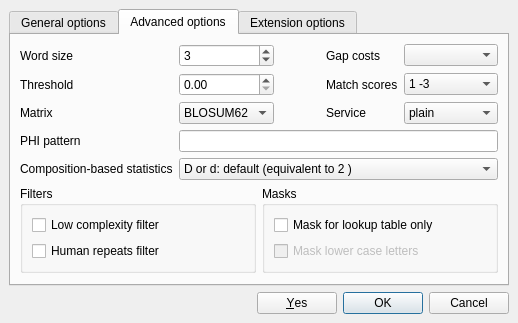
Above: src/plugins/external_tool_support/src/utils/BlastAllSupportDialog.ui from violethaze74/ugene before the change. Below: the same form after it.
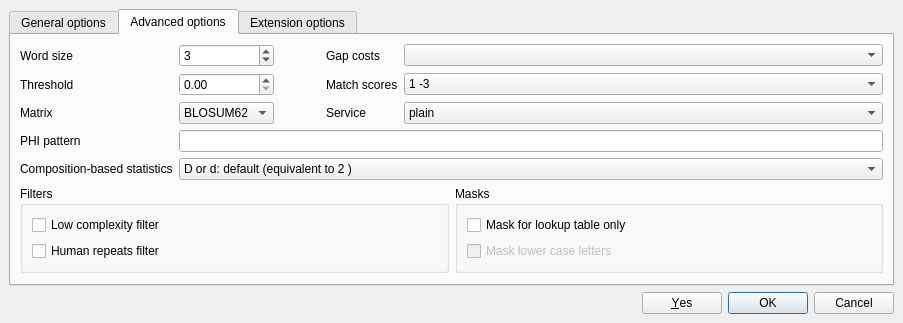
That is the form after the change. The open tabs and pages were chosen to show the change.

What changed in the file:
```diff
--- a/src/plugins/external_tool_support/src/utils/BlastAllSupportDialog.ui
+++ b/src/plugins/external_tool_support/src/utils/BlastAllSupportDialog.ui
@@ -6,8 +6,8 @@
    <rect>
     <x>0</x>
     <y>0</y>
-    <width>1110</width>
-    <height>363</height>
+    <width>1169</width>
+    <height>373</height>
    </rect>
   </property>
   <property name="sizePolicy">
@@ -328,9 +328,6 @@
          </property>
          <item row="4" column="1" colspan="4">
           <widget class="QComboBox" name="compStatsComboBox">
-           <property name="sizeAdjustPolicy">
-            <enum>QComboBox::AdjustToMinimumContentsLength</enum>
-           </property>
            <item>
             <property name="text">
              <string>D or d: default (equivalent to 2 )</string>
```
Left out of the diff: 15 changed lines with no effect on the pictures.
